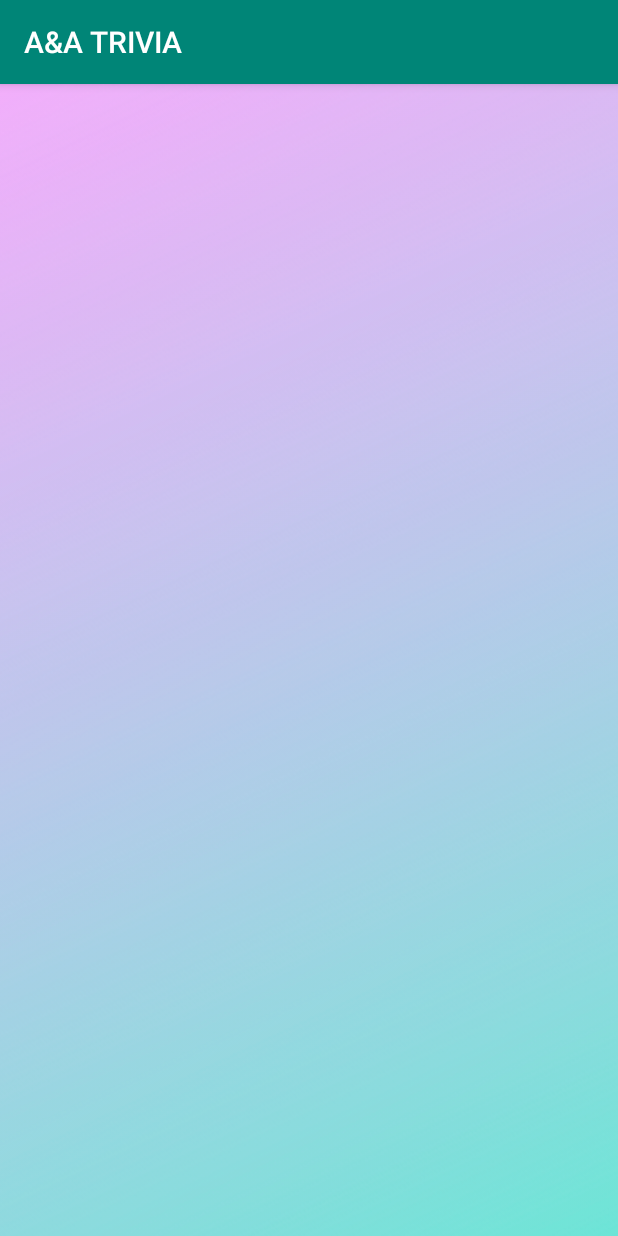
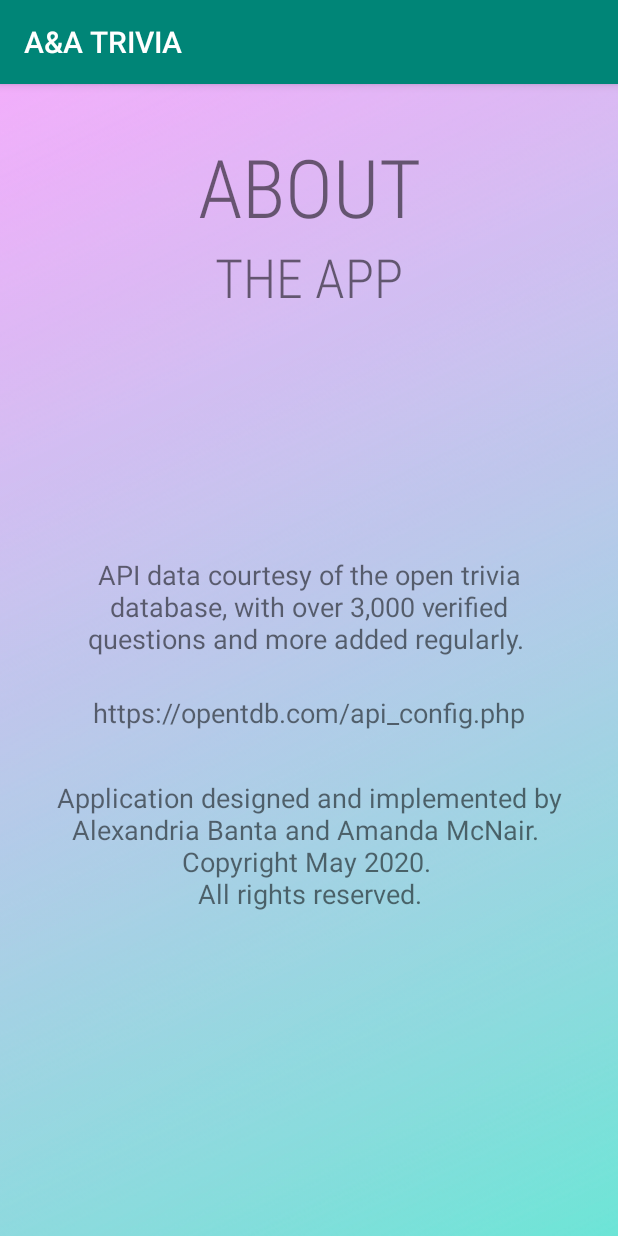
Before and after one commit to alexandriabanta/TriviaGame4020, an Android app: the AboutActivity screen opened directly, with no data from a screen before it, on a phone screen of 412 x 824 dp. Run offline under Robolectric (Android 15) with nearby library versions, the phone set to English and light mode, and no system bars; Roboto replaces fonts that are not available here.

```diff
--- a/app/src/main/java/com/alexandriabanta/triviagame4020/Score.java
+++ b/app/src/main/java/com/alexandriabanta/triviagame4020/Score.java
@@ -3,8 +3,6 @@ package com.alexandriabanta.triviagame4020;
 import java.util.Date;
 
 public class Score {
-
-
 
     private int score_id;
     private int score;
--- a/app/src/main/res/layout/about.xml
+++ b/app/src/main/res/layout/about.xml
@@ -1,8 +1,75 @@
 <?xml version="1.0" encoding="utf-8"?>
 <LinearLayout xmlns:android="http://schemas.android.com/apk/res/android"
+    xmlns:app="http://schemas.android.com/apk/res-auto"
+    xmlns:tools="http://schemas.android.com/tools"
     android:layout_width="match_parent"
     android:layout_height="match_parent"
     android:background="@drawable/trivia_setup_background"
     android:orientation="vertical">
 
+    <androidx.constraintlayout.widget.ConstraintLayout
+        android:layout_width="match_parent"
+        android:layout_height="match_parent">
+
+        <TextView
+            android:id="@+id/aboutTextViewTitle"
+            android:layout_width="wrap_content"
+            android:layout_height="wrap_content"
+            android:layout_marginTop="32dp"
+            android:fontFamily="sans-serif-condensed-light"
+            android:text="ABOUT"
+            android:textSize="54sp"
+            app:layout_constraintEnd_toEndOf="parent"
+            app:layout_constraintStart_toStartOf="parent"
+            app:layout_constraintTop_toTopOf="parent" />
+
+        <TextView
+            android:id="@+id/aboutTextView1"
+            android:layout_width="312dp"
+            android:layout_height="76dp"
+            android:text="API data courtesy of the open trivia database, with over 3,000 verified questions and more added regularly. "
+            android:textAlignment="center"
+            android:textSize="18sp"
+            app:layout_constraintBottom_toBottomOf="parent"
+            app:layout_constraintEnd_toEndOf="parent"
+            app:layout_constraintStart_toStartOf="parent"
+            app:layout_constraintTop_toBottomOf="@+id/textView7"
+            app:layout_constraintVertical_bias="0.3" />
+
+        <TextView
+            android:id="@+id/textView5"
+            android:layout_width="312dp"
+            android:layout_height="wrap_content"
+            android:layout_marginTop="16dp"
+            android:text="https://opentdb.com/api_config.php"
+            android:textAlignment="center"
+            android:textSize="18sp"
+            app:layout_constraintEnd_toEndOf="parent"
+            app:layout_constraintStart_toStartOf="parent"
+            app:layout_constraintTop_toBottomOf="@+id/aboutTextView1" />
+
+        <TextView
+            android:id="@+id/textView6"
+            android:layout_width="337dp"
+            android:layout_height="106dp"
+            android:layout_marginTop="32dp"
+            android:text="Application designed and implemented by Alexandria Banta and Amanda McNair. \nCopyright May 2020. \nAll rights reserved."
+            android:textAlignment="center"
+            android:textSize="18sp"
+            app:layout_constraintEnd_toEndOf="parent"
+            app:layout_constraintStart_toStartOf="parent"
+            app:layout_constraintTop_toBottomOf="@+id/textView5" />
+
+        <TextView
+            android:id="@+id/textView7"
+            android:layout_width="wrap_content"
+            android:layout_height="wrap_content"
+            android:fontFamily="sans-serif-condensed-light"
+            android:text="THE APP"
+            android:textSize="36sp"
+            app:layout_constraintEnd_toEndOf="parent"
+            app:layout_constraintStart_toStartOf="parent"
+            app:layout_constraintTop_toBottomOf="@+id/aboutTextViewTitle" />
+    </androidx.constraintlayout.widget.ConstraintLayout>
+
 </LinearLayout>
```
Also changed, not shown: app/src/main/java/com/alexandriabanta/triviagame4020/TriviaDeck.java (+8 -2 lines), app/src/main/java/com/alexandriabanta/triviagame4020/TriviaGameActivity.java (+16 -13 lines), app/src/main/res/layout/trivia_game.xml (+14 -0 lines).
